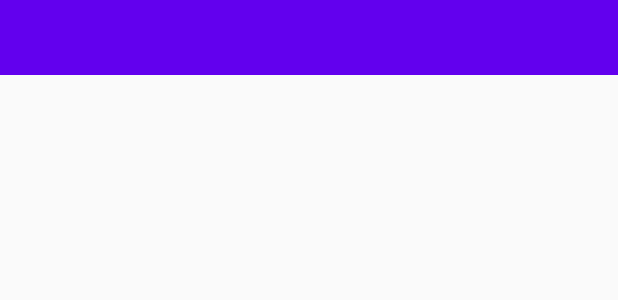
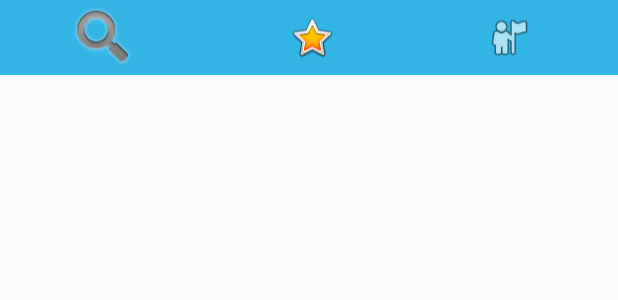
Before and after one commit to NotSwing/PeopleTailDemo, an Android app: the layout bottom_nav.xml on its own in the app's theme, with its tools: preview values and no code run, on a phone screen of 412 x 824 dp. Shown: the top 300 px of the screen. Run offline under Robolectric (Android 15) with nearby library versions, the light colour scheme and no system bars.

Commit message:
New Changes

```diff
--- a/app/src/main/java/com/example/peopletailwireframes/PeopleTailMainView.java
+++ b/app/src/main/java/com/example/peopletailwireframes/PeopleTailMainView.java
@@ -2,7 +2,9 @@ package com.example.peopletailwireframes;
 
 import androidx.appcompat.app.AppCompatActivity;
 
+import android.content.Intent;
 import android.os.Bundle;
+import android.view.View;
 
 public class PeopleTailMainView extends AppCompatActivity {
 
@@ -11,4 +13,34 @@ public class PeopleTailMainView extends AppCompatActivity {
         super.onCreate(savedInstanceState);
         setContentView(R.layout.activity_people_tail_main_view);
     }
+
+    public void onClick(View view){
+
+        switch (view.getId()){
+            case R.id.home_button:
+
+                Intent homeintent = new Intent(/*[thisactivity.java],*[homeactivity.class]*/);
+
+                startActivity(homeintent);
+
+                break;
+
+            case R.id.search_button:
+                Intent searchintent = new Intent(/*[thisactivity.java],[searchactivity.class]*/);
+
+                startActivity(searchintent);
+                break;
+
+            case R.id.profile_button:
+
+                Intent profileintent = new Intent(/*[thisactivity.java],[profileactivity.class]*/);
+
+                startActivity(profileintent);
+
+                break;
+
+        }
+
+
+    }
 }
--- a/app/src/main/res/layout/bottom_nav.xml
+++ b/app/src/main/res/layout/bottom_nav.xml
@@ -2,6 +2,8 @@
 <RelativeLayout xmlns:android="http://schemas.android.com/apk/res/android"
     android:layout_width="match_parent"
     android:layout_height="50dp"
+    xmlns:app="http://schemas.android.com/apk/res-auto"
+    xmlns:tools="http://schemas.android.com/tools"
     android:layout_alignParentBottom="true">
 
     <com.google.android.material.bottomnavigation.BottomNavigationView
@@ -10,6 +12,45 @@
         android:id="@+id/bottomNavViewBar"
         android:background="@color/colorPrimary">
 
+        <LinearLayout
+            android:id="@+id/bottombar"
+            android:layout_width="match_parent"
+            android:layout_height="50dp"
+            android:background="@android:color/holo_blue_light"
+            android:gravity="center"
+            android:orientation="horizontal"
+
+            tools:layout_editor_absoluteY="682dp">
+
+            <ImageView
+                android:layout_width="wrap_content"
+                android:layout_height="50dp"
+                android:layout_marginRight="12dp"
+                android:onClick="onClick"
+                android:id="@+id/search_button"
+                app:srcCompat="@android:drawable/ic_search_category_default" />
+
+            <ImageView
+                android:layout_width="wrap_content"
+                android:layout_height="50dp"
+                android:layout_marginLeft="75dp"
+                android:layout_marginRight="75dp"
+                android:paddingLeft="12dp"
+                android:paddingRight="12dp"
+                android:onClick="onClick"
+                android:id="@+id/home_button"
+                app:srcCompat="@android:drawable/btn_star_big_on" />
+
+            <ImageView
+                android:layout_width="wrap_content"
+                android:layout_height="50dp"
+                android:paddingLeft="12dp"
+                android:paddingRight="12dp"
+                android:onClick="onClick"
+                android:id="@+id/profile_button"
+                app:srcCompat="@android:drawable/ic_menu_myplaces" />
+
+        </LinearLayout>
 
 
     </com.google.android.material.bottomnavigation.BottomNavigationView>
```
